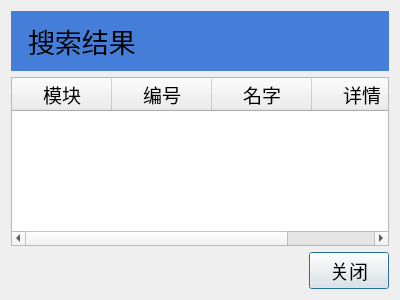
Before: the Qt Designer form ui/page_elements/search_all_page/page.ui in ArcherLuo233/election-s-prediction, drawn with Qt 5.
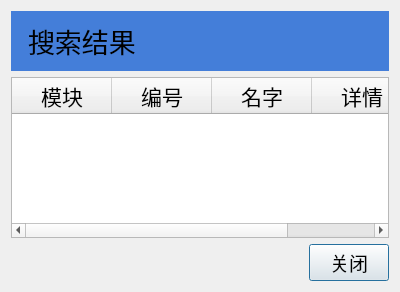
After: the same form once the commit is applied.

```diff
--- a/ui/page_elements/search_all_page/page.ui
+++ b/ui/page_elements/search_all_page/page.ui
@@ -7,12 +7,12 @@
                 <x>0</x>
                 <y>0</y>
                 <width>400</width>
-                <height>300</height>
+                <height>292</height>
             </rect>
         </property>
         <property name="font">
             <font>
-                <family>黑体</family>
+                <family>微软雅黑</family>
                 <pointsize>12</pointsize>
                 <weight>50</weight>
                 <bold>false</bold>
@@ -51,7 +51,7 @@
                     <property name="font">
                         <font>
                             <family>黑体</family>
-                            <pointsize>14</pointsize>
+                            <pointsize>16</pointsize>
                             <weight>50</weight>
                             <bold>false</bold>
                         </font>
@@ -109,7 +109,7 @@
                         <widget class="QPushButton" name="pushButton">
                             <property name="font">
                                 <font>
-                                    <family>黑体</family>
+                                    <family>微软雅黑</family>
                                     <pointsize>14</pointsize>
                                     <weight>50</weight>
                                     <bold>false</bold>
```
Left out of the diff: 2 changed lines with no effect on the pictures.
